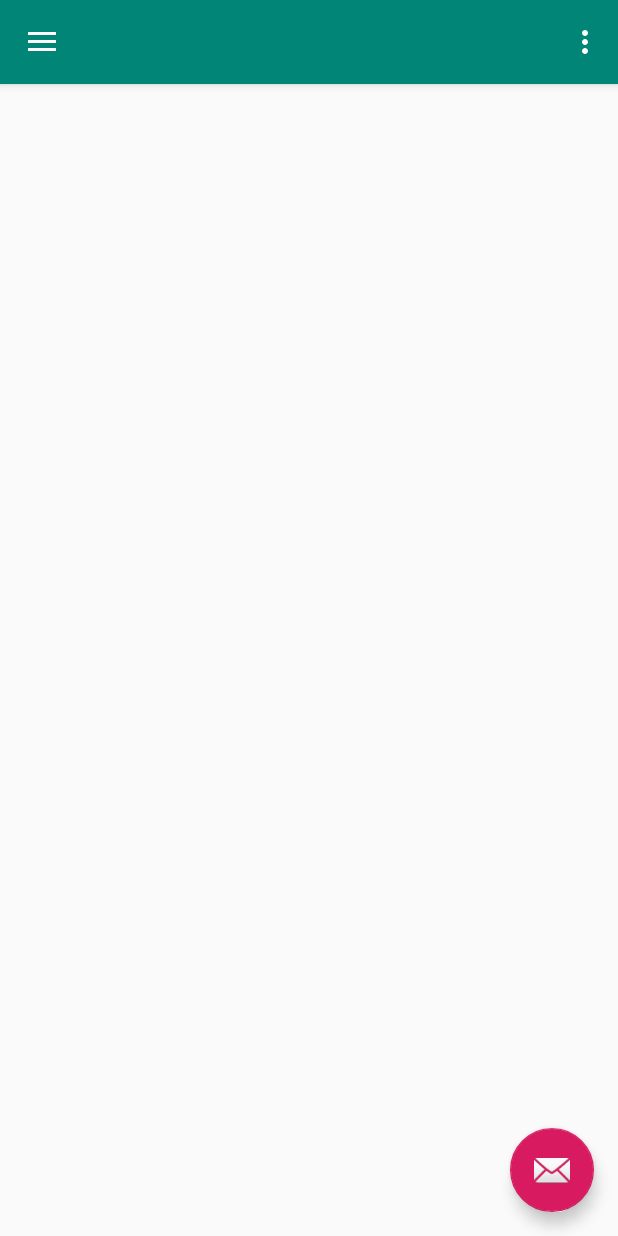
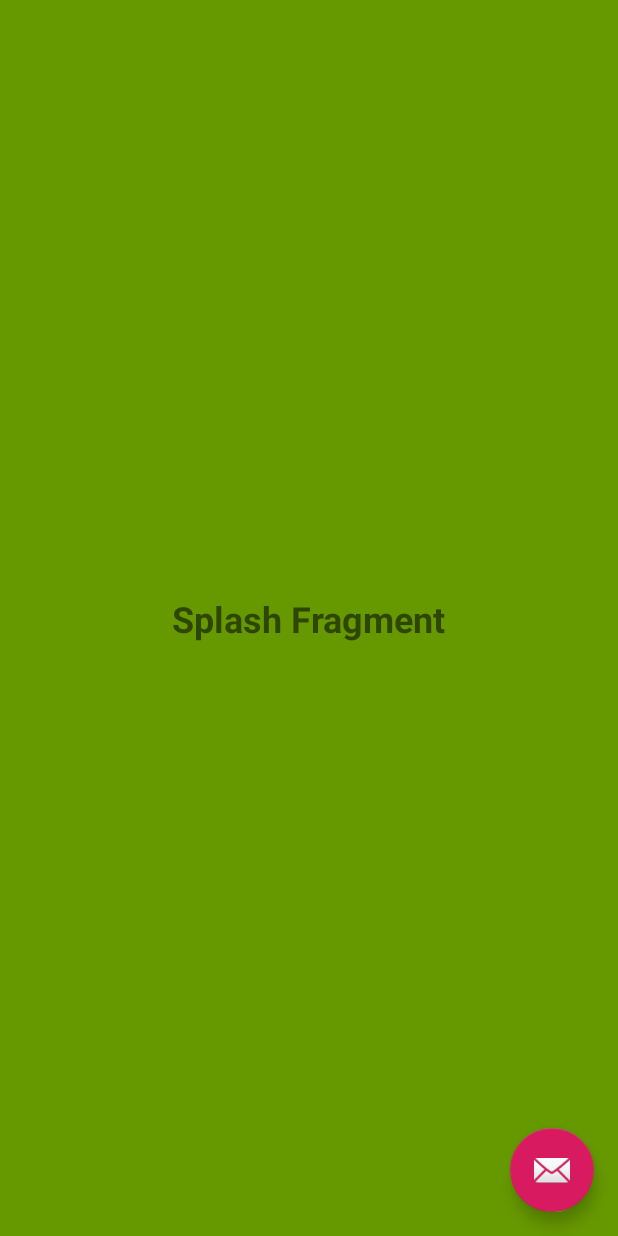
Before and after one commit to HasanKarasahin/fragments-with-navigator, an Android app: the screen it shows after launch (MainActivity), on a phone screen of 412 x 824 dp. Run offline under Robolectric (Android 15) with nearby library versions, the phone set to English and light mode, and no system bars.

Commit message:
some fixed

```diff
--- /dev/null
+++ b/app/src/main/java/Fragments/ChangeFragment.java
@@ -0,0 +1,30 @@
+package Fragments;
+
+import android.content.Context;
+import android.support.v4.app.Fragment;
+import android.support.v4.app.FragmentActivity;
+import android.support.v4.app.FragmentTransaction;
+import android.widget.Toast;
+
+import com.example.hasan.fragments_with_navigator.R;
+
+public class ChangeFragment {
+    Context cxt;
+
+    public ChangeFragment(Context cxt) {
+        this.cxt = cxt;
+    }
+
+    public void change(Enum fragmentIsmı, IFragmentFabrikasi fragmentFabrikasi) {
+        Fragment fragment = fragmentFabrikasi.getInstance(fragmentIsmı);
+        ((FragmentActivity) cxt).getSupportFragmentManager().beginTransaction()
+                .replace(R.id.fragment_container, fragment)
+                .addToBackStack(fragmentIsmı.name())
+                .setTransitionStyle(FragmentTransaction.TRANSIT_FRAGMENT_FADE)
+                .commit();
+
+
+        Toast.makeText(cxt, ":" + fragmentIsmı.name(), Toast.LENGTH_SHORT).show();
+        cxt = null;
+    }
+}
--- /dev/null
+++ b/app/src/main/java/Fragments/F_Menu_Enum.java
@@ -0,0 +1,7 @@
+package Fragments;
+
+public enum F_Menu_Enum {
+    SplashFragment,
+    ModeFragment,
+    LoginFragment
+}
--- /dev/null
+++ b/app/src/main/java/Fragments/Frond_Fragment.java
@@ -0,0 +1,26 @@
+package Fragments;
+
+import android.app.Activity;
+import android.content.Context;
+import android.support.design.widget.AppBarLayout;
+import android.support.v4.app.Fragment;
+import android.view.View;
+import android.view.WindowManager;
+
+import com.example.hasan.fragments_with_navigator.R;
+
+public class Frond_Fragment extends Fragment {
+
+    public void fullScreen(Activity activity) {
+        activity.getWindow().setFlags(WindowManager.LayoutParams.FLAG_FULLSCREEN, WindowManager.LayoutParams.FLAG_FULLSCREEN);
+
+        //Toolbar toolbar = getActivity().findViewById(R.id.toolbar);
+        //toolbar.setNavigationIcon(R.drawable.ic_arrow_back_black_24dp);
+        //setHasOptionsMenu(true);
+        //toolbar.setVisibility(View.INVISIBLE);
+
+        AppBarLayout appBarLayout = activity.findViewById(R.id.appbar);
+        appBarLayout.setVisibility(View.GONE);
+    }
+
+}
--- /dev/null
+++ b/app/src/main/java/Fragments/IFragmentFabrikasi.java
@@ -0,0 +1,7 @@
+package Fragments;
+
+import android.support.v4.app.Fragment;
+
+public interface IFragmentFabrikasi {
+    Fragment getInstance(Enum fragmentAdi);
+}
--- a/app/src/main/java/Fragments/LoginFragment.java
+++ b/app/src/main/java/Fragments/LoginFragment.java
@@ -8,7 +8,7 @@ import android.view.ViewGroup;
 
 import com.example.hasan.fragments_with_navigator.R;
 
-public class LoginFragment extends Fragment {
+public class LoginFragment extends Fragment implements IFragmentFabrikasi {
 
     @Override
     public void onCreate(Bundle savedInstanceState) {
@@ -21,4 +21,9 @@ public class LoginFragment extends Fragment {
         // Inflate the layout for this fragment
         return inflater.inflate(R.layout.fragment_login, container, false);
     }
+
+    @Override
+    public Fragment getInstance(Enum fragmentAdi) {
+        return this;
+    }
 }
--- a/app/src/main/java/Fragments/ModeFragment.java
+++ b/app/src/main/java/Fragments/ModeFragment.java
@@ -8,7 +8,7 @@ import android.view.ViewGroup;
 
 import com.example.hasan.fragments_with_navigator.R;
 
-public class ModeFragment extends Fragment {
+public class ModeFragment extends Fragment implements IFragmentFabrikasi {
 
     @Override
     public void onCreate(Bundle savedInstanceState) {
@@ -21,4 +21,9 @@ public class ModeFragment extends Fragment {
         // Inflate the layout for this fragment
         return inflater.inflate(R.layout.fragment_mode, container, false);
     }
+
+    @Override
+    public Fragment getInstance(Enum fragmentAdi) {
+        return this;
+    }
 }
--- a/app/src/main/java/Fragments/SplashFragment.java
+++ b/app/src/main/java/Fragments/SplashFragment.java
@@ -1,15 +1,19 @@
 package Fragments;
 
 import android.os.Bundle;
+import android.support.annotation.NonNull;
+import android.support.annotation.Nullable;
 import android.support.v4.app.Fragment;
 import android.view.LayoutInflater;
 import android.view.View;
 import android.view.ViewGroup;
+import android.widget.TextView;
+import android.widget.Toast;
 
 import com.example.hasan.fragments_with_navigator.R;
 
 
-public class SplashFragment extends Fragment {
+public class SplashFragment extends Frond_Fragment implements IFragmentFabrikasi, View.OnClickListener {
 
     @Override
     public void onCreate(Bundle savedInstanceState) {
@@ -17,9 +21,32 @@ public class SplashFragment extends Fragment {
     }
 
     @Override
-    public View onCreateView(LayoutInflater inflater, ViewGroup container,
-                             Bundle savedInstanceState) {
-        // Inflate the layout for this fragment
+    public View onCreateView(LayoutInflater inflater, ViewGroup container, Bundle savedInstanceState) {
+
+        fullScreen(getActivity());
         return inflater.inflate(R.layout.fragment_splash, container, false);
     }
+
+
+    @Override
+    public void onViewCreated(@NonNull View view, @Nullable Bundle savedInstanceState) {
+        super.onViewCreated(view, savedInstanceState);
+
+        TextView tvSplash = getActivity().findViewById(R.id.tvSplash);
+        tvSplash.setOnClickListener(this);
+    }
+
+    @Override
+    public Fragment getInstance(Enum fragmentAdi) {
+        return this;
+    }
+
+    @Override
+    public void onClick(View v) {
+        switch (v.getId()) {
+            case R.id.tvSplash:
+                Toast.makeText(getContext(), "Basıldı", Toast.LENGTH_SHORT).show();
+                break;
+        }
+    }
 }
--- a/app/src/main/java/com/example/hasan/fragments_with_navigator/MainActivity.java
+++ b/app/src/main/java/com/example/hasan/fragments_with_navigator/MainActivity.java
@@ -12,9 +12,16 @@ import android.support.v7.app.AppCompatActivity;
 import android.support.v7.widget.Toolbar;
 import android.view.Menu;
 import android.view.MenuItem;
+import android.widget.Toast;
+
+import Fragments.ChangeFragment;
+import Fragments.F_Menu_Enum;
+import Fragments.SplashFragment;
 
 public class MainActivity extends AppCompatActivity
         implements NavigationView.OnNavigationItemSelectedListener {
+
+    ChangeFragment changeFragment;
 
     @Override
     protected void onCreate(Bundle savedInstanceState) {
@@ -40,6 +47,22 @@ public class MainActivity extends AppCompatActivity
 
         NavigationView navigationView = (NavigationView) findViewById(R.id.nav_view);
         navigationView.setNavigationItemSelectedListener(this);
+
+
+        changeFragment = new ChangeFragment(MainActivity.this);
+        changeFragment.change(F_Menu_Enum.SplashFragment, new SplashFragment());
+
+        Toast.makeText(this, "Create Calisti", Toast.LENGTH_SHORT).show();
+
+
+    }
+
+
+    @Override
+    protected void onResume() {
+        super.onResume();
+
+        Toast.makeText(this, "Resume Calisti", Toast.LENGTH_SHORT).show();
     }
 
     @Override
--- /dev/null
+++ b/app/src/main/res/drawable/ic_arrow_back_black_24dp.xml
@@ -0,0 +1,5 @@
+<vector android:height="24dp" android:tint="#FFFFFF"
+    android:viewportHeight="24.0" android:viewportWidth="24.0"
+    android:width="24dp" xmlns:android="http://schemas.android.com/apk/res/android">
+    <path android:fillColor="#FF000000" android:pathData="M20,11H7.83l5.59,-5.59L12,4l-8,8 8,8 1.41,-1.41L7.83,13H20v-2z"/>
+</vector>
--- a/app/src/main/res/layout/app_bar_main.xml
+++ b/app/src/main/res/layout/app_bar_main.xml
@@ -7,6 +7,7 @@
     tools:context=".MainActivity">
 
     <android.support.design.widget.AppBarLayout
+        android:id="@+id/appbar"
         android:layout_width="match_parent"
         android:layout_height="wrap_content"
         android:theme="@style/AppTheme.AppBarOverlay">
--- a/app/src/main/res/layout/content_main.xml
+++ b/app/src/main/res/layout/content_main.xml
@@ -1,11 +1,12 @@
 <?xml version="1.0" encoding="utf-8"?>
-<android.support.constraint.ConstraintLayout xmlns:android="http://schemas.android.com/apk/res/android"
+<FrameLayout xmlns:android="http://schemas.android.com/apk/res/android"
     xmlns:app="http://schemas.android.com/apk/res-auto"
     xmlns:tools="http://schemas.android.com/tools"
+    android:id="@+id/fragment_container"
     android:layout_width="match_parent"
     android:layout_height="match_parent"
     app:layout_behavior="@string/appbar_scrolling_view_behavior"
     tools:context=".MainActivity"
     tools:showIn="@layout/app_bar_main">
 
-</android.support.constraint.ConstraintLayout>
+</FrameLayout>
--- a/app/src/main/res/layout/fragment_login.xml
+++ b/app/src/main/res/layout/fragment_login.xml
@@ -8,6 +8,7 @@
 
     <!-- TODO: Update blank fragment layout -->
     <TextView
+        android:id="@+id/tvLogin"
         android:layout_width="wrap_content"
         android:layout_height="wrap_content"
         android:layout_marginStart="8dp"
--- a/app/src/main/res/layout/fragment_mode.xml
+++ b/app/src/main/res/layout/fragment_mode.xml
@@ -8,6 +8,7 @@
 
     <!-- TODO: Update blank fragment layout -->
     <TextView
+        android:id="@+id/tvMode"
         android:layout_width="wrap_content"
         android:layout_height="wrap_content"
         android:layout_marginStart="8dp"
--- a/app/src/main/res/layout/fragment_splash.xml
+++ b/app/src/main/res/layout/fragment_splash.xml
@@ -8,6 +8,7 @@
 
     <!-- TODO: Update blank fragment layout -->
     <TextView
+        android:id="@+id/tvSplash"
         android:layout_width="wrap_content"
         android:layout_height="wrap_content"
         android:layout_marginStart="8dp"
--- a/app/src/main/res/values/styles.xml
+++ b/app/src/main/res/values/styles.xml
@@ -6,6 +6,8 @@
         <item name="colorPrimary">@color/colorPrimary</item>
         <item name="colorPrimaryDark">@color/colorPrimaryDark</item>
         <item name="colorAccent">@color/colorAccent</item>
+        <item name="android:windowNoTitle">true</item>
+        <item name="android:windowFullscreen">true</item>
     </style>
 
     <style name="AppTheme.NoActionBar">
```
